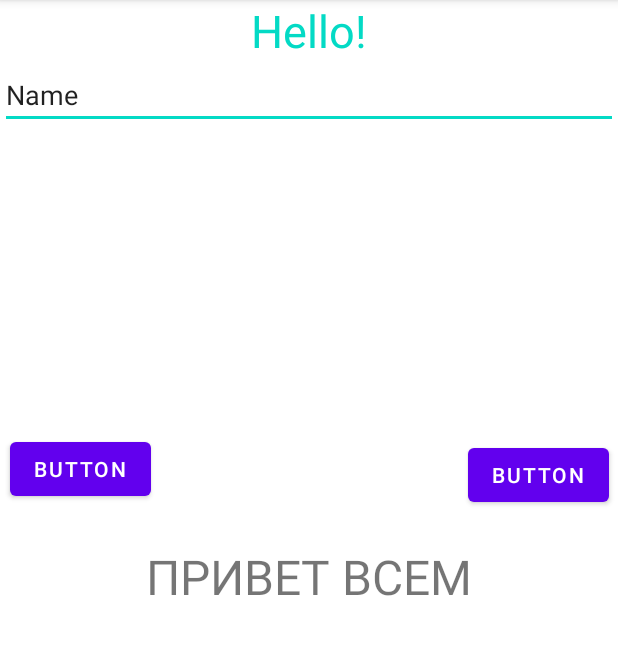
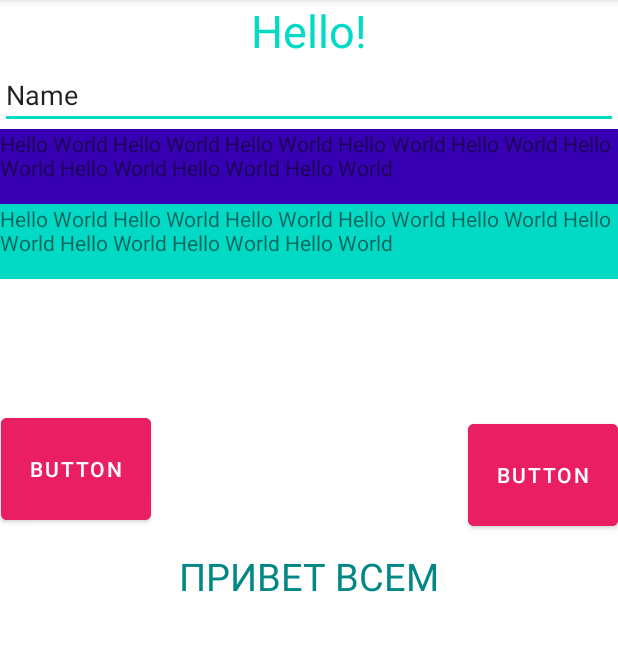
Before and after one commit to Jyldyza-en/Weather, an Android app: the screen it shows after launch (MainActivity), on a phone screen of 412 x 824 dp, the part 84-739 px from its top. Run offline under Robolectric (Android 15) with nearby library versions, the phone set to English and light mode, and no system bars.

Commit message:
added homework for the 23th lesson,changed the color and size of the text in the TextView, as well as the background and size of the button

```diff
--- a/app/src/main/java/kg/tutorialapp/weather/MainActivity.kt
+++ b/app/src/main/java/kg/tutorialapp/weather/MainActivity.kt
@@ -1,4 +1,5 @@
 package kg.tutorialapp.weather
+
 
 import androidx.appcompat.app.AppCompatActivity
 import android.os.Bundle
--- a/app/src/main/res/layout/activity_main.xml
+++ b/app/src/main/res/layout/activity_main.xml
@@ -9,34 +9,40 @@
     tools:ignore="ExtraText">
 
     <TextView
+        android:id="@+id/textView11"
         android:layout_width="wrap_content"
         android:layout_height="wrap_content"
         android:text="@string/hello"
-        android:textSize="32sp"
+        android:textSize="25sp"
+        android:textColor="@color/teal_700"
         app:layout_constraintBottom_toBottomOf="parent"
         app:layout_constraintLeft_toLeftOf="parent"
         app:layout_constraintRight_toRightOf="parent"
         app:layout_constraintTop_toTopOf="parent" />
+
     <Button
         android:id="@+id/button"
-        android:layout_width="wrap_content"
-        android:layout_height="wrap_content"
+        android:layout_width="100dp"
+        android:layout_height="80dp"
         android:layout_marginStart="7dp"
         android:layout_marginTop="270dp"
         android:layout_marginBottom="413dp"
+        android:backgroundTint="#E91E63"
         android:text="@string/button"
         app:layout_constraintBottom_toBottomOf="parent"
         app:layout_constraintEnd_toStartOf="@+id/button2"
         app:layout_constraintStart_toStartOf="parent"
         app:layout_constraintTop_toTopOf="parent" />
+
     <Button
         android:id="@+id/button2"
-        android:layout_width="wrap_content"
-        android:layout_height="wrap_content"
+        android:layout_width="100dp"
+        android:layout_height="80dp"
         android:layout_marginStart="211dp"
         android:layout_marginTop="274dp"
         android:layout_marginEnd="7dp"
         android:layout_marginBottom="409dp"
+        android:backgroundTint="#E91E63"
         android:text="@string/button"
         app:layout_constraintBottom_toBottomOf="parent"
         app:layout_constraintEnd_toEndOf="parent"
@@ -77,5 +83,22 @@
             android:inputType="text"
             android:text="@string/name" />
 
+        <TextView
+            android:id="@+id/view"
+            android:layout_width="match_parent"
+            android:layout_height="50dp"
+            android:text="@string/world"
+            android:visibility="visible"
+            android:background="@color/design_default_color_primary_dark"/>
+        <TextView
+            android:id="@+id/view2"
+            android:layout_width="match_parent"
+            android:layout_height="50dp"
+            android:text="@string/world"
+            android:visibility="visible"
+            android:background="@color/teal_200"
+            android:clickable="true"
+            android:focusable="true" />
+
     </LinearLayout>
 </androidx.constraintlayout.widget.ConstraintLayout>
--- a/app/src/main/res/values/strings.xml
+++ b/app/src/main/res/values/strings.xml
@@ -6,5 +6,6 @@
     <string name="string_hint1">Type here</string>
     <string name="hello">ПРИВЕТ ВСЕМ</string>
     <string name="button">button</string>
+    <string name="world">Hello World Hello World Hello World Hello World Hello World Hello World Hello World Hello World Hello World</string>
     />
 </resources>
```
